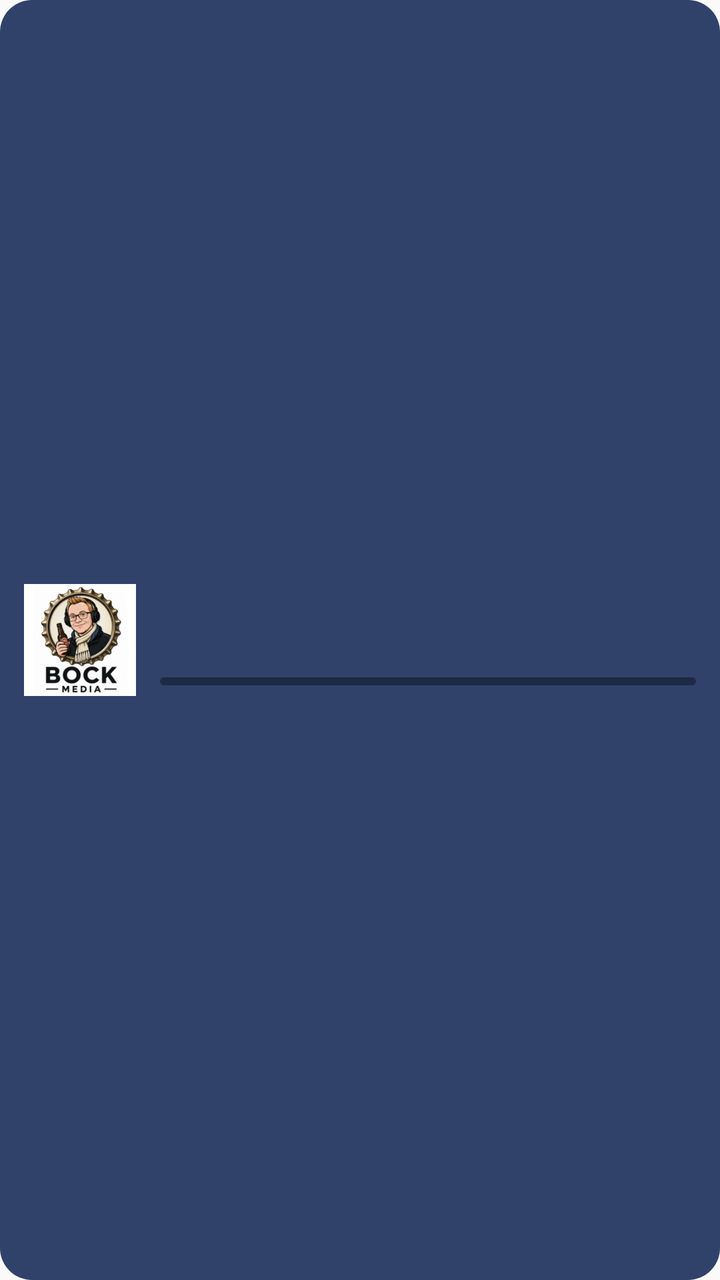
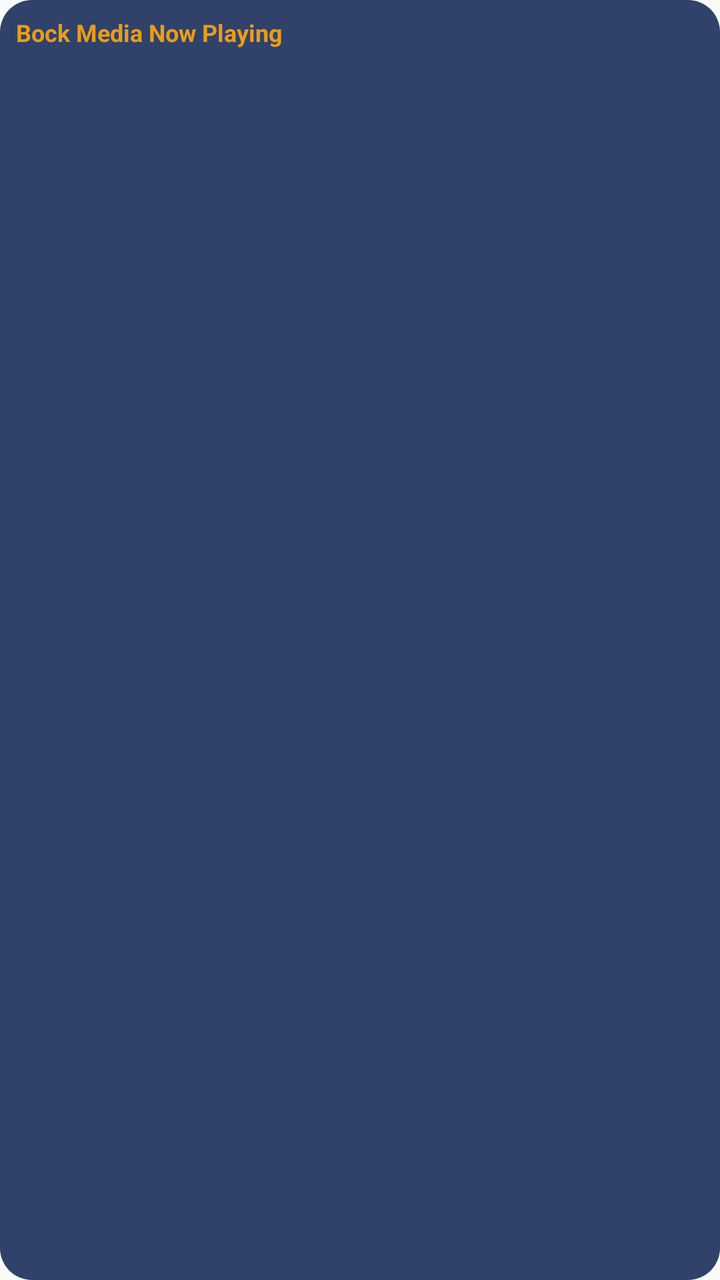

Compare the two renders of this Android layout. The source of the first and the diff that turns it into the second are given below.
<!-- AndroidManifest.xml: application theme android:Theme.Material.Light.NoActionBar -->
<!-- res/layout/widget_now_playing.xml -->
<?xml version="1.0" encoding="utf-8"?>
<LinearLayout xmlns:android="http://schemas.android.com/apk/res/android"
    android:id="@+id/widget_root"
    android:layout_width="match_parent"
    android:layout_height="match_parent"
    android:background="@drawable/widget_background"
    android:gravity="center_vertical"
    android:orientation="horizontal"
    android:padding="12dp">

    <ImageView
        android:id="@+id/widget_art"
        android:layout_width="56dp"
        android:layout_height="56dp"
        android:contentDescription="@string/widget_art_desc"
        android:scaleType="centerCrop"
        android:src="@mipmap/ic_launcher" />

    <LinearLayout
        android:layout_width="0dp"
        android:layout_height="wrap_content"
        android:layout_marginStart="12dp"
        android:layout_weight="1"
        android:orientation="vertical">

        <TextView
            android:id="@+id/widget_track"
            android:layout_width="match_parent"
            android:layout_height="wrap_content"
            android:ellipsize="marquee"
            android:marqueeRepeatLimit="marquee_forever"
            android:singleLine="true"
            android:textColor="@android:color/white"
            android:textSize="14sp"
            android:textStyle="bold" />

        <TextView
            android:id="@+id/widget_subtitle"
            android:layout_width="match_parent"
            android:layout_height="wrap_content"
            android:ellipsize="end"
            android:maxLines="1"
            android:textColor="#B8C4DC"
            android:textSize="12sp" />

        <TextView
            android:id="@+id/widget_source"
            android:layout_width="match_parent"
            android:layout_height="wrap_content"
            android:ellipsize="end"
            android:maxLines="1"
            android:textColor="#E99D1A"
            android:textSize="11sp"
            android:visibility="gone" />

        <ProgressBar
            android:id="@+id/widget_progress"
            style="?android:attr/progressBarStyleHorizontal"
            android:layout_width="match_parent"
            android:layout_height="4dp"
            android:layout_marginTop="6dp"
            android:max="1000"
            android:progress="0"
            android:progressDrawable="@drawable/widget_progress" />
    </LinearLayout>

    <LinearLayout
        android:id="@+id/widget_controls"
        android:layout_width="wrap_content"
        android:layout_height="wrap_content"
        android:layout_marginStart="8dp"
        android:gravity="center"
        android:orientation="vertical"
        android:visibility="gone">

        <ImageButton
            android:id="@+id/widget_btn_refresh"
            android:layout_width="36dp"
            android:layout_height="36dp"
            android:background="?android:attr/selectableItemBackgroundBorderless"
            android:contentDescription="@string/refresh"
            android:padding="6dp"
            android:scaleType="centerInside"
            android:src="@android:drawable/ic_menu_rotate"
            android:tint="@android:color/white" />

        <ImageButton
            android:id="@+id/widget_btn_pause"
            android:layout_width="36dp"
            android:layout_height="36dp"
            android:background="?android:attr/selectableItemBackgroundBorderless"
            android:contentDescription="@string/widget_pause"
            android:padding="6dp"
            android:scaleType="centerInside"
            android:src="@android:drawable/ic_media_pause"
            android:tint="@android:color/white" />

        <ImageButton
            android:id="@+id/widget_btn_next"
            android:layout_width="36dp"
            android:layout_height="36dp"
            android:background="?android:attr/selectableItemBackgroundBorderless"
            android:contentDescription="@string/widget_next"
            android:padding="6dp"
            android:scaleType="centerInside"
            android:src="@android:drawable/ic_media_next"
            android:tint="@android:color/white" />

        <ImageButton
            android:id="@+id/widget_btn_open"
            android:layout_width="36dp"
            android:layout_height="36dp"
            android:background="?android:attr/selectableItemBackgroundBorderless"
            android:contentDescription="@string/widget_open"
            android:padding="6dp"
            android:scaleType="centerInside"
            android:src="@android:drawable/ic_menu_view"
            android:tint="#E99D1A" />
    </LinearLayout>
</LinearLayout>
<!-- resources referenced by this layout -->
<resources>
  <!-- drawable widget_background (drawable) -->
  <?xml version="1.0" encoding="utf-8"?>
  <shape xmlns:android="http://schemas.android.com/apk/res/android"
      android:shape="rectangle">
      <solid android:color="#30426A" />
      <corners android:radius="16dp" />
  </shape>
  <!-- drawable widget_progress (drawable) -->
  <?xml version="1.0" encoding="utf-8"?>
  <layer-list xmlns:android="http://schemas.android.com/apk/res/android">
      <item android:id="@android:id/background">
          <shape android:shape="rectangle">
              <solid android:color="#1E2A44" />
              <corners android:radius="2dp" />
          </shape>
      </item>
      <item android:id="@android:id/progress">
          <clip>
              <shape android:shape="rectangle">
                  <solid android:color="#E99D1A" />
                  <corners android:radius="2dp" />
              </shape>
          </clip>
      </item>
  </layer-list>
  <!-- mipmap ic_launcher: png bitmap (mipmap-hdpi, 55403 bytes) -->
  <string name="refresh">Refresh</string>
  <string name="widget_art_desc">Album art</string>
  <string name="widget_next">Next track</string>
  <string name="widget_open">Open app</string>
  <string name="widget_pause">Pause</string>
</resources>

<!-- the commit's change to res/layout/widget_now_playing.xml (unified diff, before → after) -->
@@ -4,117 +4,34 @@
     android:layout_width="match_parent"
     android:layout_height="match_parent"
     android:background="@drawable/widget_background"
-    android:gravity="center_vertical"
-    android:orientation="horizontal"
-    android:padding="12dp">
+    android:orientation="vertical"
+    android:padding="8dp">
 
-    <ImageView
-        android:id="@+id/widget_art"
-        android:layout_width="56dp"
-        android:layout_height="56dp"
-        android:contentDescription="@string/widget_art_desc"
-        android:scaleType="centerCrop"
-        android:src="@mipmap/ic_launcher" />
+    <TextView
+        android:id="@+id/widget_header"
+        android:layout_width="match_parent"
+        android:layout_height="wrap_content"
+        android:paddingBottom="4dp"
+        android:text="@string/widget_name"
+        android:textColor="#E99D1A"
+        android:textSize="12sp"
+        android:textStyle="bold" />
 
-    <LinearLayout
-        android:layout_width="0dp"
+    <TextView
+        android:id="@+id/widget_empty"
+        android:layout_width="match_parent"
         android:layout_height="wrap_content"
-        android:layout_marginStart="12dp"
+        android:padding="12dp"
+        android:text="@string/widget_nothing_playing"
+        android:textColor="#B8C4DC"
+        android:textSize="13sp"
+        android:visibility="gone" />
+
+    <ListView
+        android:id="@+id/widget_list"
+        android:layout_width="match_parent"
+        android:layout_height="0dp"
         android:layout_weight="1"
-        android:orientation="vertical">
-
-        <TextView
-            android:id="@+id/widget_track"
-            android:layout_width="match_parent"
-            android:layout_height="wrap_content"
-            android:ellipsize="marquee"
-            android:marqueeRepeatLimit="marquee_forever"
-            android:singleLine="true"
-            android:textColor="@android:color/white"
-            android:textSize="14sp"
-            android:textStyle="bold" />
-
-        <TextView
-            android:id="@+id/widget_subtitle"
-            android:layout_width="match_parent"
-            android:layout_height="wrap_content"
-            android:ellipsize="end"
-            android:maxLines="1"
-            android:textColor="#B8C4DC"
-            android:textSize="12sp" />
-
-        <TextView
-            android:id="@+id/widget_source"
-            android:layout_width="match_parent"
-            android:layout_height="wrap_content"
-            android:ellipsize="end"
-            android:maxLines="1"
-            android:textColor="#E99D1A"
-            android:textSize="11sp"
-            android:visibility="gone" />
-
-        <ProgressBar
-            android:id="@+id/widget_progress"
-            style="?android:attr/progressBarStyleHorizontal"
-            android:layout_width="match_parent"
-            android:layout_height="4dp"
-            android:layout_marginTop="6dp"
-            android:max="1000"
-            android:progress="0"
-            android:progressDrawable="@drawable/widget_progress" />
-    </LinearLayout>
-
-    <LinearLayout
-        android:id="@+id/widget_controls"
-        android:layout_width="wrap_content"
-        android:layout_height="wrap_content"
-        android:layout_marginStart="8dp"
-        android:gravity="center"
-        android:orientation="vertical"
-        android:visibility="gone">
-
-        <ImageButton
-            android:id="@+id/widget_btn_refresh"
-            android:layout_width="36dp"
-            android:layout_height="36dp"
-            android:background="?android:attr/selectableItemBackgroundBorderless"
-            android:contentDescription="@string/refresh"
-            android:padding="6dp"
-            android:scaleType="centerInside"
-            android:src="@android:drawable/ic_menu_rotate"
-            android:tint="@android:color/white" />
-
-        <ImageButton
-            android:id="@+id/widget_btn_pause"
-            android:layout_width="36dp"
-            android:layout_height="36dp"
-            android:background="?android:attr/selectableItemBackgroundBorderless"
-            android:contentDescription="@string/widget_pause"
-            android:padding="6dp"
-            android:scaleType="centerInside"
-            android:src="@android:drawable/ic_media_pause"
-            android:tint="@android:color/white" />
-
-        <ImageButton
-            android:id="@+id/widget_btn_next"
-            android:layout_width="36dp"
-            android:layout_height="36dp"
-            android:background="?android:attr/selectableItemBackgroundBorderless"
-            android:contentDescription="@string/widget_next"
-            android:padding="6dp"
-            android:scaleType="centerInside"
-            android:src="@android:drawable/ic_media_next"
-            android:tint="@android:color/white" />
-
-        <ImageButton
-            android:id="@+id/widget_btn_open"
-            android:layout_width="36dp"
-            android:layout_height="36dp"
-            android:background="?android:attr/selectableItemBackgroundBorderless"
-            android:contentDescription="@string/widget_open"
-            android:padding="6dp"
-            android:scaleType="centerInside"
-            android:src="@android:drawable/ic_menu_view"
-            android:tint="#E99D1A" />
-    </LinearLayout>
+        android:divider="#33FFFFFF"
+        android:dividerHeight="1dp" />
 </LinearLayout>
<!-- resource entries referenced after the edit -->
@@ -7,29 +7,7 @@
       <solid android:color="#30426A" />
       <corners android:radius="16dp" />
   </shape>
-  <!-- drawable widget_progress (drawable) -->
-  <?xml version="1.0" encoding="utf-8"?>
-  <layer-list xmlns:android="http://schemas.android.com/apk/res/android">
-      <item android:id="@android:id/background">
-          <shape android:shape="rectangle">
-              <solid android:color="#1E2A44" />
-              <corners android:radius="2dp" />
-          </shape>
-      </item>
-      <item android:id="@android:id/progress">
-          <clip>
-              <shape android:shape="rectangle">
-                  <solid android:color="#E99D1A" />
-                  <corners android:radius="2dp" />
-              </shape>
-          </clip>
-      </item>
-  </layer-list>
-  <!-- mipmap ic_launcher: png bitmap (mipmap-hdpi, 55403 bytes) -->
-  <string name="refresh">Refresh</string>
-  <string name="widget_art_desc">Album art</string>
-  <string name="widget_next">Next track</string>
-  <string name="widget_open">Open app</string>
-  <string name="widget_pause">Pause</string>
+  <string name="widget_name">Bock Media Now Playing</string>
+  <string name="widget_nothing_playing">Nothing playing</string>
 </resources>
 
